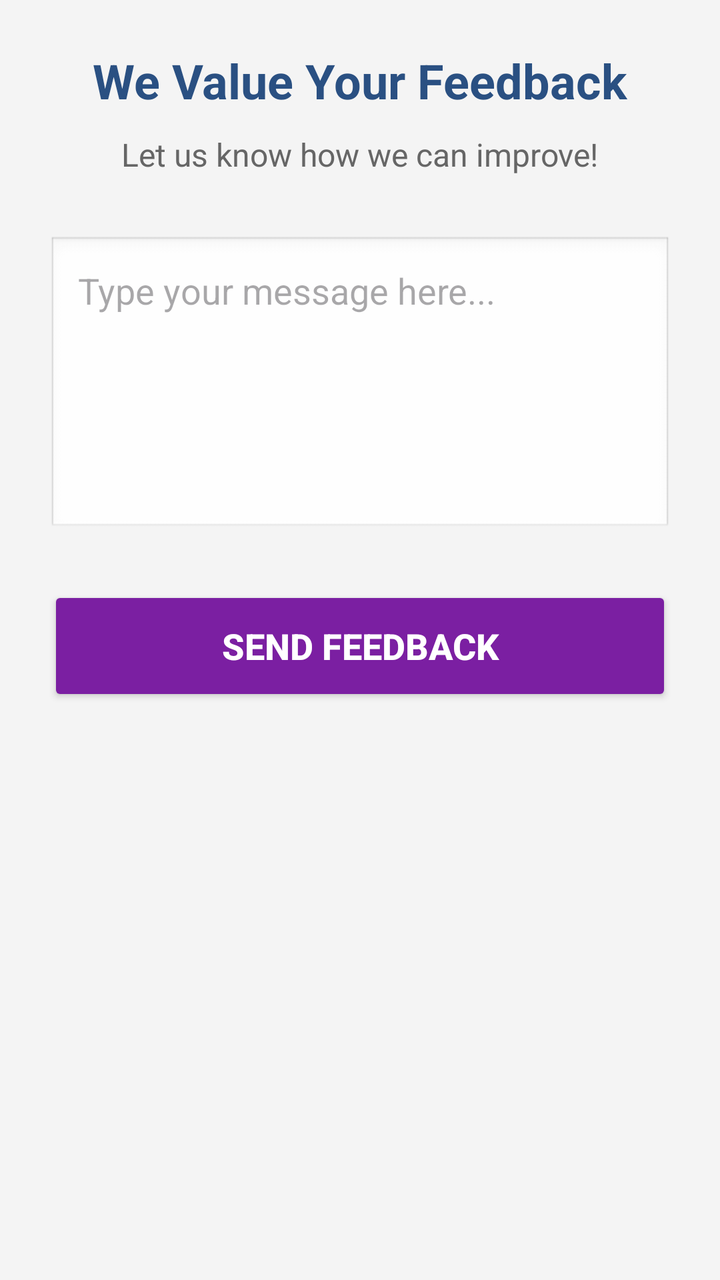
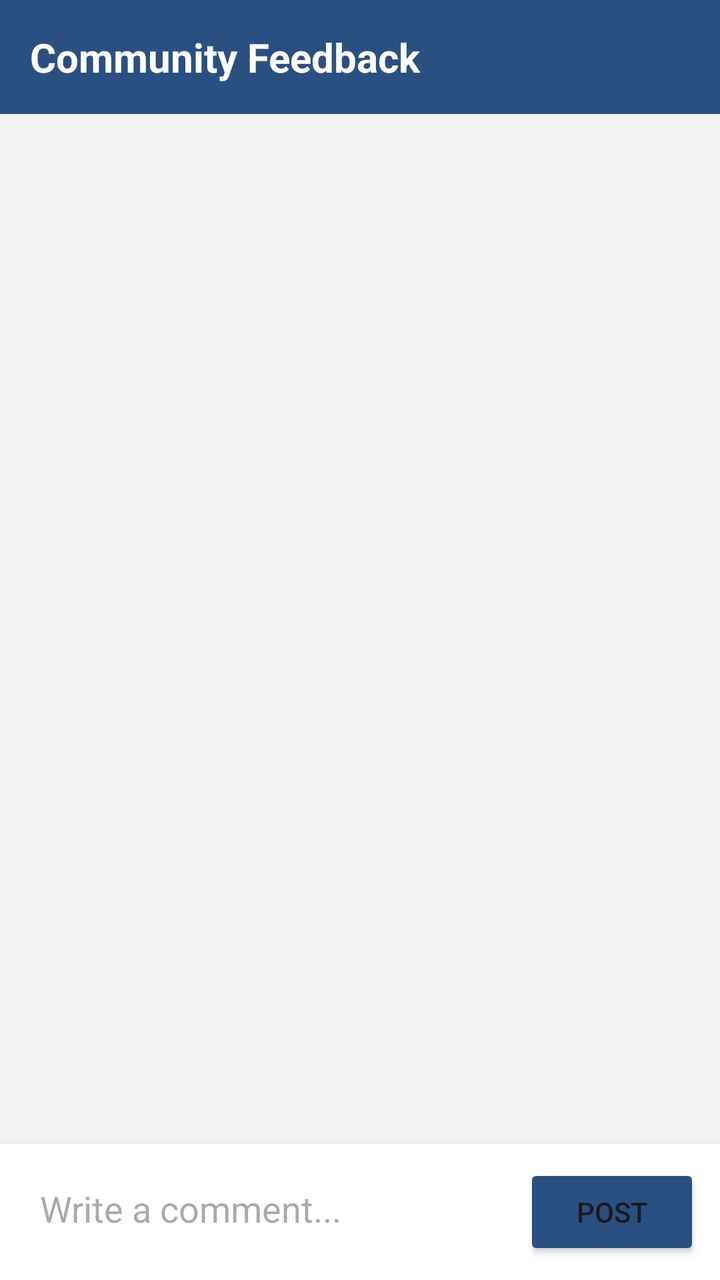

The first picture is an Android layout as it rendered before a commit; the second is the same layout after the commit. The layout source and the unified diff follow.
<!-- AndroidManifest.xml: application theme Theme.LaundryApp -->
<!-- res/layout/activity_feedback.xml -->
<?xml version="1.0" encoding="utf-8"?>
<LinearLayout xmlns:android="http://schemas.android.com/apk/res/android"
    android:layout_width="match_parent"
    android:layout_height="match_parent"
    android:orientation="vertical"
    android:padding="24dp"
    android:gravity="center_horizontal"
    android:background="#f4f4f4">

    <TextView
        android:layout_width="wrap_content"
        android:layout_height="wrap_content"
        android:text="We Value Your Feedback"
        android:textSize="24sp"
        android:textStyle="bold"
        android:textColor="#2a5082"
        android:layout_marginBottom="10dp"/>

    <TextView
        android:layout_width="wrap_content"
        android:layout_height="wrap_content"
        android:text="Let us know how we can improve!"
        android:textSize="16sp"
        android:textColor="#666666"
        android:layout_marginBottom="30dp"/>

    <EditText
        android:id="@+id/etFeedbackMessage"
        android:layout_width="match_parent"
        android:layout_height="150dp"
        android:background="@android:drawable/edit_text"
        android:gravity="top|start"
        android:hint="Type your message here..."
        android:padding="15dp"
        android:inputType="textMultiLine"
        android:layout_marginBottom="25dp"/>

    <Button
        android:id="@+id/btnSubmitFeedback"
        android:layout_width="match_parent"
        android:layout_height="60dp"
        android:text="SEND FEEDBACK"
        android:textSize="18sp"
        android:textStyle="bold"
        android:backgroundTint="#7B1FA2"
        android:textColor="#ffffff"/>

</LinearLayout>
<!-- resources referenced by this layout -->
<resources>
  <style name="Theme.LaundryApp" parent="Base.Theme.LaundryApp" />
  <style name="Base.Theme.LaundryApp" parent="Theme.Material3.DayNight.NoActionBar">
          
          
      </style>
</resources>

<!-- the commit's change to res/layout/activity_feedback.xml (unified diff, before → after) -->
@@ -3,46 +3,48 @@
     android:layout_width="match_parent"
     android:layout_height="match_parent"
     android:orientation="vertical"
-    android:padding="24dp"
-    android:gravity="center_horizontal"
-    android:background="#f4f4f4">
+    android:background="#F5F5F5">
 
     <TextView
-        android:layout_width="wrap_content"
+        android:layout_width="match_parent"
         android:layout_height="wrap_content"
-        android:text="We Value Your Feedback"
-        android:textSize="24sp"
-        android:textStyle="bold"
-        android:textColor="#2a5082"
-        android:layout_marginBottom="10dp"/>
+        android:text="Community Feedback"
+        android:padding="15dp"
+        android:background="#2a5082"
+        android:textColor="#FFF"
+        android:textSize="20sp"
+        android:textStyle="bold"/>
 
-    <TextView
-        android:layout_width="wrap_content"
+    <androidx.recyclerview.widget.RecyclerView
+        android:id="@+id/recyclerFeedback"
+        android:layout_width="match_parent"
+        android:layout_height="0dp"
+        android:layout_weight="1"
+        android:padding="10dp"/>
+
+    <LinearLayout
+        android:layout_width="match_parent"
         android:layout_height="wrap_content"
-        android:text="Let us know how we can improve!"
-        android:textSize="16sp"
-        android:textColor="#666666"
-        android:layout_marginBottom="30dp"/>
+        android:orientation="horizontal"
+        android:padding="10dp"
+        android:background="#FFFFFF"
+        android:elevation="10dp">
 
-    <EditText
-        android:id="@+id/etFeedbackMessage"
-        android:layout_width="match_parent"
-        android:layout_height="150dp"
-        android:background="@android:drawable/edit_text"
-        android:gravity="top|start"
-        android:hint="Type your message here..."
-        android:padding="15dp"
-        android:inputType="textMultiLine"
-        android:layout_marginBottom="25dp"/>
+        <EditText
+            android:id="@+id/etFeedbackMessage"
+            android:layout_width="0dp"
+            android:layout_height="wrap_content"
+            android:layout_weight="1"
+            android:hint="Write a comment..."
+            android:padding="10dp"
+            android:background="@android:color/transparent"/>
 
-    <Button
-        android:id="@+id/btnSubmitFeedback"
-        android:layout_width="match_parent"
-        android:layout_height="60dp"
-        android:text="SEND FEEDBACK"
-        android:textSize="18sp"
-        android:textStyle="bold"
-        android:backgroundTint="#7B1FA2"
-        android:textColor="#ffffff"/>
+        <Button
+            android:id="@+id/btnSubmitFeedback"
+            android:layout_width="wrap_content"
+            android:layout_height="wrap_content"
+            android:text="POST"
+            android:backgroundTint="#2a5082"/>
+    </LinearLayout>
 
 </LinearLayout>
